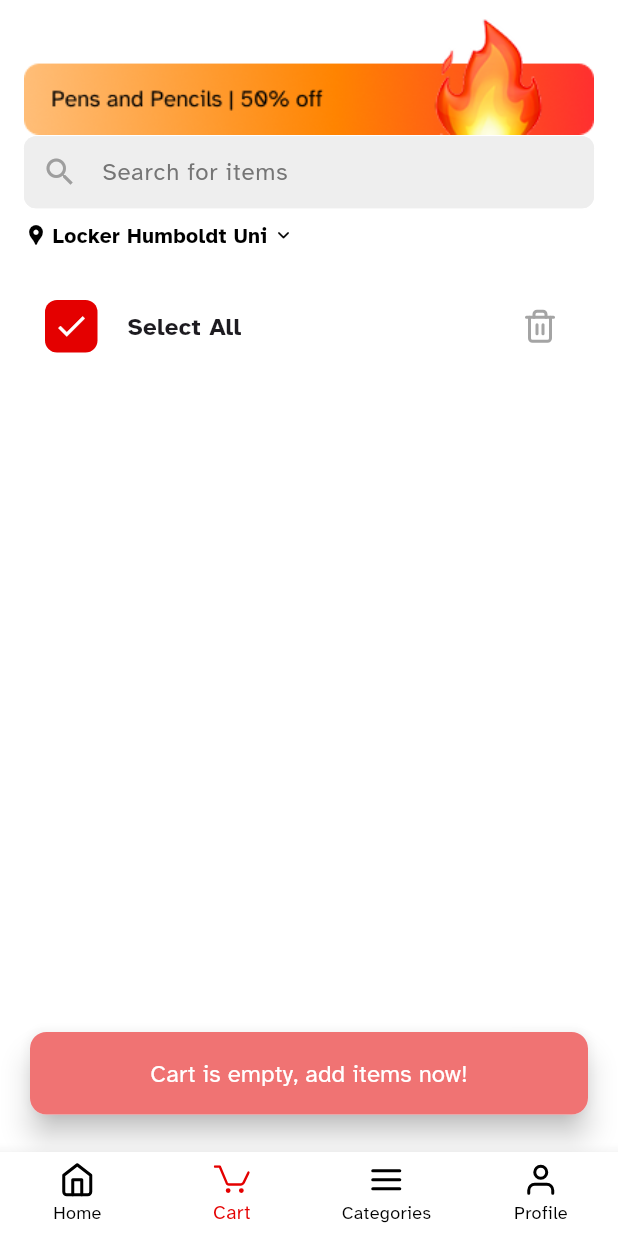
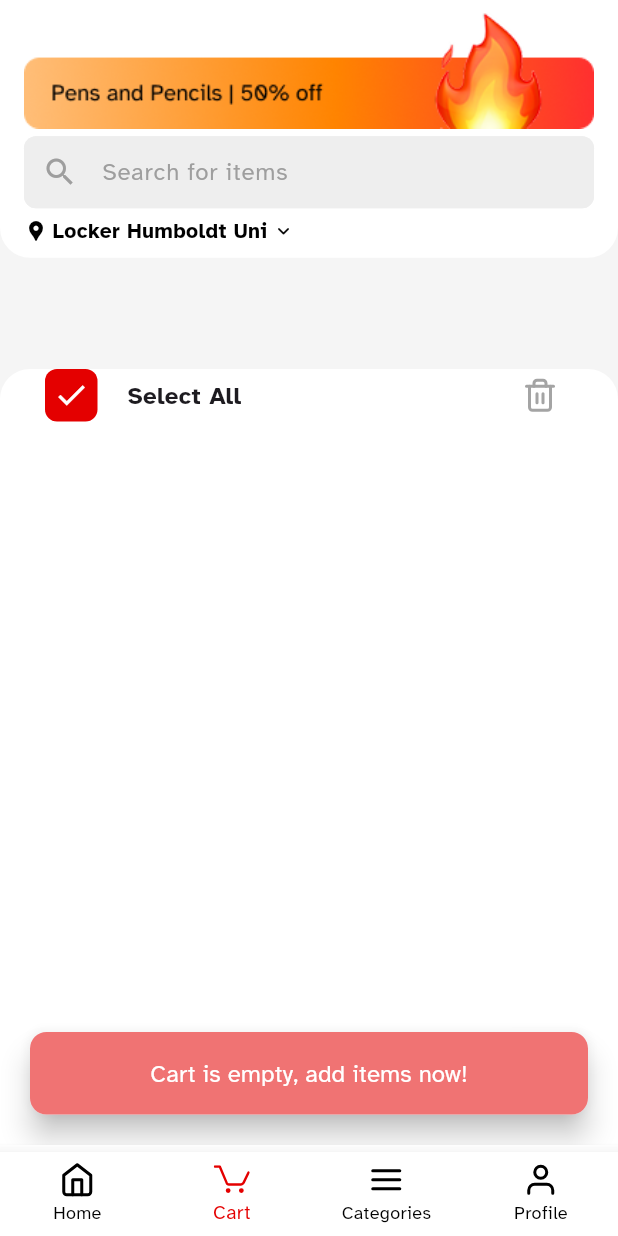
Before and after one commit to RobertBockit/modulor_app, a Flutter app: the screen it shows after launch, item 2 of the bottom bar chosen, on a phone screen of 412 x 824 dp. Run offline on Flutter 3.47's test engine with Material 3 defaults, Android fonts, the phone set to English and light mode, and no system bars; our stand-ins replace carousel_slider, flutter_svg, infinite_scroll_pagination, qr_flutter; network calls fail.

Commit message:
updated topbar design

```diff
--- a/lib/components/top_menu/top_menu.dart
+++ b/lib/components/top_menu/top_menu.dart
@@ -32,17 +32,27 @@ class _TopMenuState extends State<TopMenu> {
     return Column(
       mainAxisSize: MainAxisSize.min,
       children: [
-        Container(
+        AnimatedContainer(
+          duration: const Duration(milliseconds: 300),
+          decoration: BoxDecoration(
             color: Colors.white,
+            borderRadius: const BorderRadius.vertical(
+              bottom: Radius.circular(20), // Закругление снизу
+            ),
+          ),
+          clipBehavior: Clip.hardEdge,
           child: SafeArea(
             child: Padding(
-              padding: const EdgeInsets.symmetric(horizontal: 16.0, vertical: 12.0),
+              padding: EdgeInsets.symmetric(
+                horizontal: 16.0,
+                vertical: _isScrolled ? 4.0 : 8.0, // Меняем отступ при скролле
+              ),
               child: Column(
                 crossAxisAlignment: CrossAxisAlignment.start,
                 mainAxisSize: MainAxisSize.min,
                 children: [
                   AnimatedSize(
-                    duration: Duration(milliseconds: 300),
+                    duration: const Duration(milliseconds: 300),
                     child: _isScrolled
                         ? SizedBox.shrink()
                         : Image.asset(
@@ -51,7 +61,9 @@ class _TopMenuState extends State<TopMenu> {
                       width: double.infinity,
                     ),
                   ),
-                  const SizedBox(height: 1),
+                  const SizedBox(height: 5),
+
+                  // Поисковая строка теперь сверху
                   Container(
                     decoration: BoxDecoration(
                       color: Colors.grey[200],
@@ -62,8 +74,8 @@ class _TopMenuState extends State<TopMenu> {
                         filled: true,
                         fillColor: Colors.grey[200],
                         hintText: 'Search for items',
-                        hintStyle: TextStyle(
-                          color: Colors.grey[600],
+                        hintStyle: const TextStyle(
+                          color: Colors.grey,
                           fontSize: 16,
                         ),
                         prefixIcon: const Icon(Icons.search, color: Colors.grey),
@@ -76,23 +88,21 @@ class _TopMenuState extends State<TopMenu> {
                       style: const TextStyle(fontSize: 16),
                     ),
                   ),
-                  AnimatedSize(
-                    duration: Duration(milliseconds: 300),
-                    child: _isScrolled
-                        ? SizedBox.shrink()
-                        : Padding(
-                      padding: const EdgeInsets.symmetric(vertical: 8),
-                      child: Row(
+
+                  const SizedBox(height: 5),
+
+                  // Теперь "Locker Humboldt Uni" находится ниже поиска
+                  Row(
                     mainAxisAlignment: MainAxisAlignment.start,
                     children: [
                       InkWell(
                         onTap: () {},
                         borderRadius: BorderRadius.circular(8),
                         child: Row(
-                              children: [
-                                const Icon(Icons.location_pin, color: Colors.black, size: 16),
-                                const SizedBox(width: 3),
-                                const Text(
+                          children: const [
+                            Icon(Icons.location_pin, color: Colors.black, size: 16),
+                            SizedBox(width: 3),
+                            Text(
                               'Locker Humboldt Uni',
                               style: TextStyle(
                                 color: Colors.black,
@@ -100,14 +110,13 @@ class _TopMenuState extends State<TopMenu> {
                                 fontWeight: FontWeight.bold,
                               ),
                             ),
-                                const SizedBox(width: 3),
-                                const Icon(Icons.keyboard_arrow_down_rounded, color: Colors.black, size: 16),
+                            SizedBox(width: 3),
+                            Icon(Icons.keyboard_arrow_down_rounded,
+                                color: Colors.black, size: 16),
                           ],
                         ),
                       ),
                     ],
-                      ),
-                    ),
                   ),
                 ],
               ),
--- a/lib/screens/home_screen.dart
+++ b/lib/screens/home_screen.dart
@@ -16,7 +16,7 @@ class MainScreen extends StatefulWidget {
 class _MainScreenState extends State<MainScreen> {
   late final List<Widget> _pages;
   final ScrollController _scrollController = ScrollController();
-  double _topPadding = 200.0;
+  double _topPadding = 246.0;
 
   @override
   void initState() {
@@ -27,11 +27,12 @@ class _MainScreenState extends State<MainScreen> {
       MenuPage(),
       ProfilePage(),
     ];
+
     _scrollController.addListener(_updateTopPadding);
   }
 
   void _updateTopPadding() {
-    double newPadding = _scrollController.offset > 30 ? 80.0 : 200.0;
+    double newPadding = _scrollController.offset > 30 ? 140.0 : 246.0;
     if (newPadding != _topPadding) {
       setState(() {
         _topPadding = newPadding;
@@ -51,22 +52,41 @@ class _MainScreenState extends State<MainScreen> {
     final appState = Provider.of<AppState>(context);
 
     return Scaffold(
-      body: PrimaryScrollController(
-        controller: _scrollController,
-        child: Stack(
+      body: Stack(
         children: [
-            Padding(
-              padding: EdgeInsets.only(top: _topPadding),
+          Container(
+            color: Color(0xFFF5F5F5),
+          ),
+
+          // Основной контент
+          AnimatedPositioned(
+            duration: const Duration(milliseconds: 300),
+            top: _topPadding,
+            left: 0,
+            right: 0,
+            bottom: 0,
+            child: Container(
+              decoration: BoxDecoration(
+                color: Colors.white,
+                borderRadius: BorderRadius.vertical(
+                  top: Radius.circular(20),
+                ),
+              ),
+              clipBehavior: Clip.hardEdge,
               child: _pages[appState.selectedIndex],
             ),
+          ),
+
+          // Верхний бар
           Positioned(
             top: 0,
             left: 0,
             right: 0,
-              child: TopMenu(scrollController: _scrollController),
+            child: TopMenu(
+              scrollController: _scrollController,
+            ),
           ),
         ],
-        ),
       ),
       bottomNavigationBar: BottomNavBar(),
     );
```
Also changed, not shown: lib/screens/home_page.dart (+19 -5 lines), lib/screens/menu_page.dart (+6 -11 lines). Lines whose indentation alone changed are shown as unchanged.
